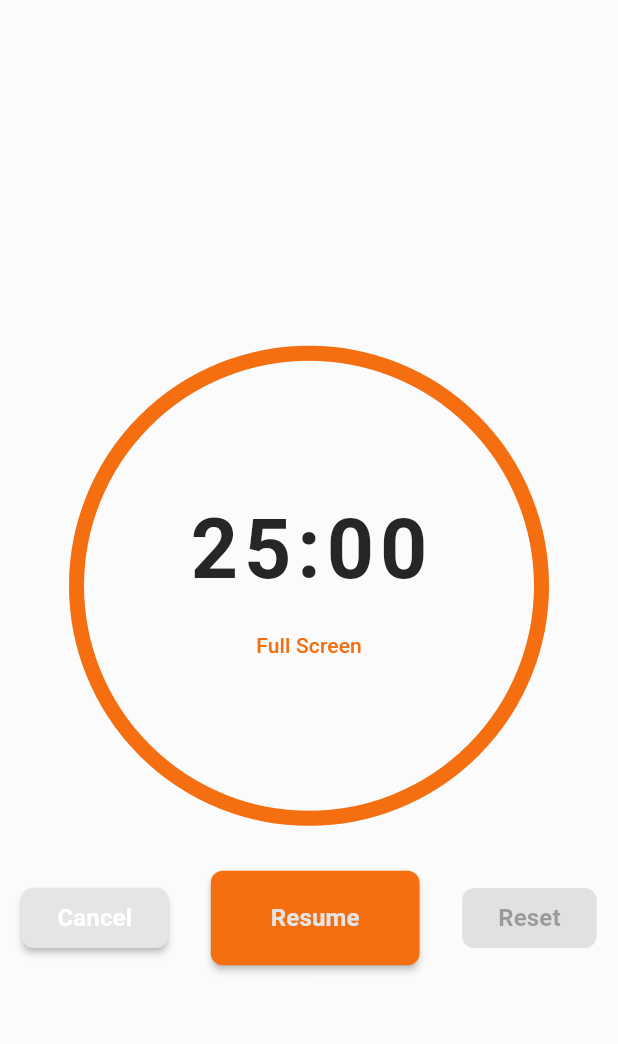
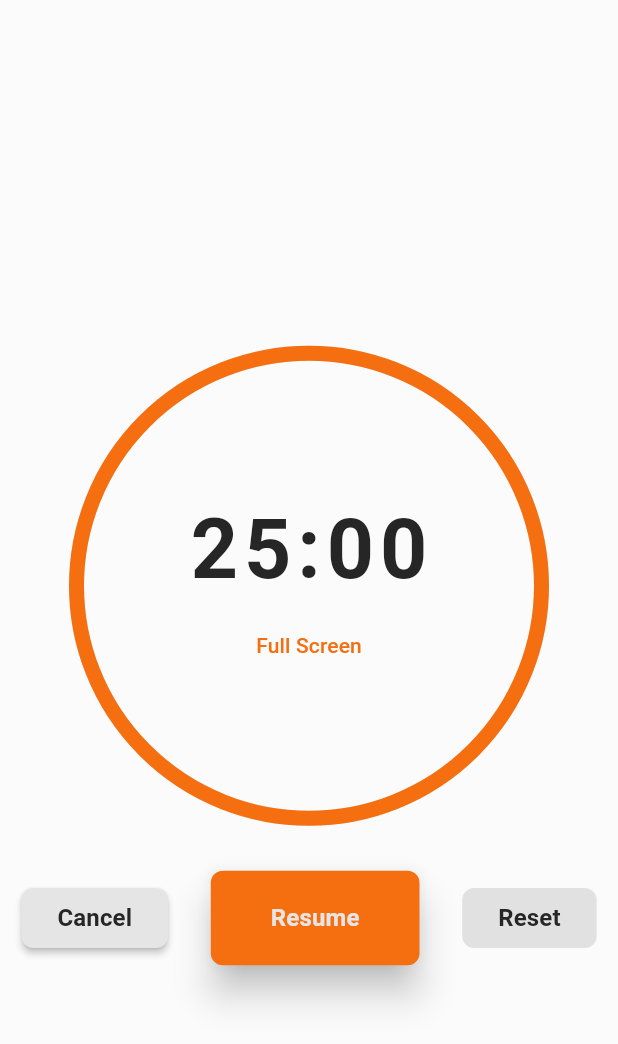
Before and after one commit to Ammarmyp/paamyPomodoro, a Flutter app: the TimerScreen widget shown alone on an empty page, opened directly, on a phone screen of 412 x 824 dp. Shown: the top 1044 px of the screen. Run offline on Flutter 3.47's test engine with Material 3 defaults, Android fonts, the phone set to English and light mode, and no system bars; drawn by our look-alikes of percent_indicator; our stand-ins replace flutter_slidable, get, hive, hive_flutter, lucide_icons; accounts and stored records are empty.

Commit message:
fix app bar style issues

```diff
--- a/lib/pages/my_home_page.dart
+++ b/lib/pages/my_home_page.dart
@@ -18,8 +18,7 @@ class MyHomePage extends StatelessWidget {
 
   @override
   Widget build(BuildContext context) {
-    return SafeArea(
-      child: Scaffold(
+    return Scaffold(
       body: Obx(() {
         // Render the screen based on the current index
         return getSelectedScreen(index: navController.currentIndex.value);
@@ -58,7 +57,6 @@ class MyHomePage extends StatelessWidget {
           ),
         );
       }),
-      ),
     );
   }
 
--- a/lib/pages/timer_screen.dart
+++ b/lib/pages/timer_screen.dart
@@ -64,6 +64,7 @@ class TimerScreen extends StatelessWidget {
                 CustomBtn(
                   onPressed: timerController.stopTimer,
                   label: ("Cancel"),
+                  textColor: Theme.of(context).colorScheme.onSurface,
                   backgroundColor: Theme.of(context).colorScheme.surface,
                 ),
                 CustomBtn(
@@ -76,9 +77,11 @@ class TimerScreen extends StatelessWidget {
                     horizontal: 40,
                     vertical: 20,
                   ),
+                  elevation: 10,
                 ),
                 CustomBtn(
                     label: "Reset",
+                    textColor: Theme.of(context).colorScheme.onSurface,
                     onPressed: timerController.isPaused.value
                         ? timerController.resetTimer
                         : null,
--- a/lib/utils/theme.dart
+++ b/lib/utils/theme.dart
@@ -1,4 +1,5 @@
 import 'package:flutter/material.dart';
+import 'package:flutter/services.dart';
 
 class AppTheme {
   //  custom colors
@@ -27,8 +28,8 @@ class AppTheme {
     primaryColor: liquidLava,
     scaffoldBackgroundColor: snow,
     appBarTheme: const AppBarTheme(
-      backgroundColor: Colors.transparent,
-      foregroundColor: snow,
+      backgroundColor: snow,
+      foregroundColor: slateGrey,
     ),
     buttonTheme: const ButtonThemeData(
       buttonColor: liquidLava,
@@ -54,7 +55,7 @@ class AppTheme {
     primaryColor: liquidLava,
     scaffoldBackgroundColor: gluonGrey,
     appBarTheme: const AppBarTheme(
-      backgroundColor: Colors.transparent,
+      backgroundColor: gluonGrey,
       foregroundColor: snow,
     ),
     buttonTheme: const ButtonThemeData(
```
Also changed, not shown: lib/main.dart (+7 -0 lines), lib/pages/task_screen.dart (+2 -5 lines). Lines whose indentation alone changed are shown as unchanged.
